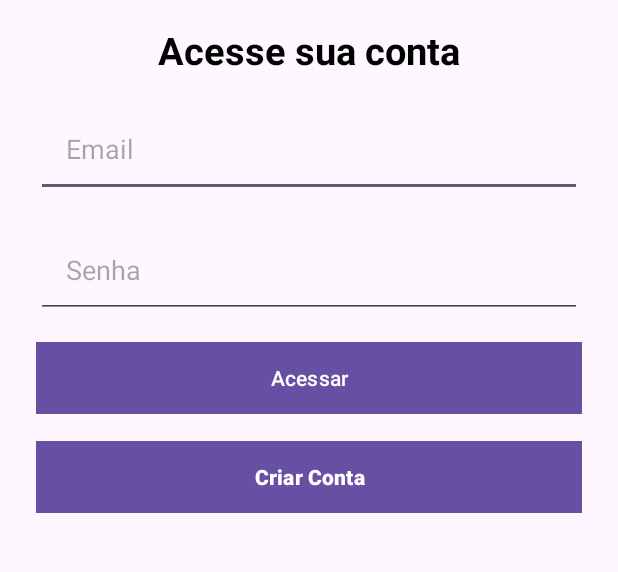
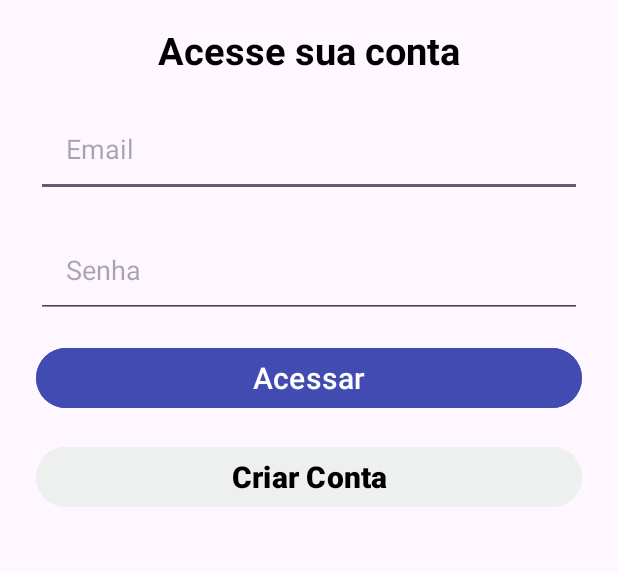
Before and after one commit to PedroAOC20/ListaCompra, an Android app: the screen it shows after launch (LoginActivity), on a phone screen of 412 x 824 dp, the part 345-917 px from its top. Run offline under Robolectric (Android 15) with nearby library versions, the phone set to English and light mode, and no system bars.

Commit message:
Alterado as cores dos botoões.

```diff
--- a/app/src/main/res/layout/activity_login.xml
+++ b/app/src/main/res/layout/activity_login.xml
@@ -49,9 +49,10 @@
         android:id="@+id/botao_login"
         android:layout_width="match_parent"
         android:layout_height="wrap_content"
-        android:background="@color/blue"
         android:text="@string/acessar"
+        android:textSize="20sp"
         android:textColor="@color/white"
+        android:backgroundTint="@color/blue"
         android:layout_marginTop="16dp"
         android:layout_marginHorizontal="24dp"
         android:layout_marginBottom="8dp" />
@@ -60,13 +61,11 @@
         android:id="@+id/botao_cadastro"
         android:layout_width="match_parent"
         android:layout_height="wrap_content"
-        android:background="@color/grey"
-
         android:text="@string/criarContaTxt"
-        android:textColor="@color/white"
-        android:textSize="14sp"
+        android:textSize="20sp"
         android:textStyle="bold"
-
+        android:textColor="@color/black"
+        android:backgroundTint="@color/grey"
         android:layout_marginTop="10dp"
         android:layout_marginStart="24dp"
         android:layout_marginEnd="24dp" />
```
Also changed, not shown: app/src/main/res/layout/activity_cadastrar_user.xml (+3 -4 lines).
